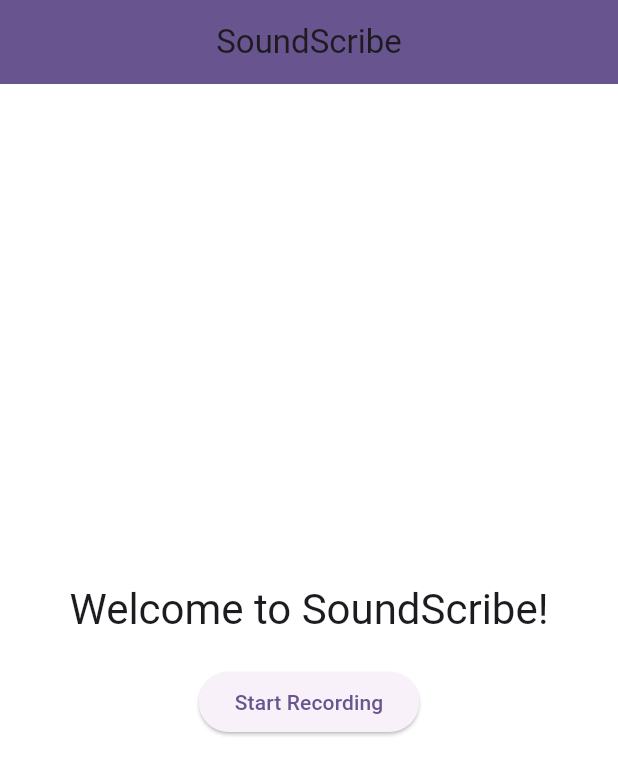
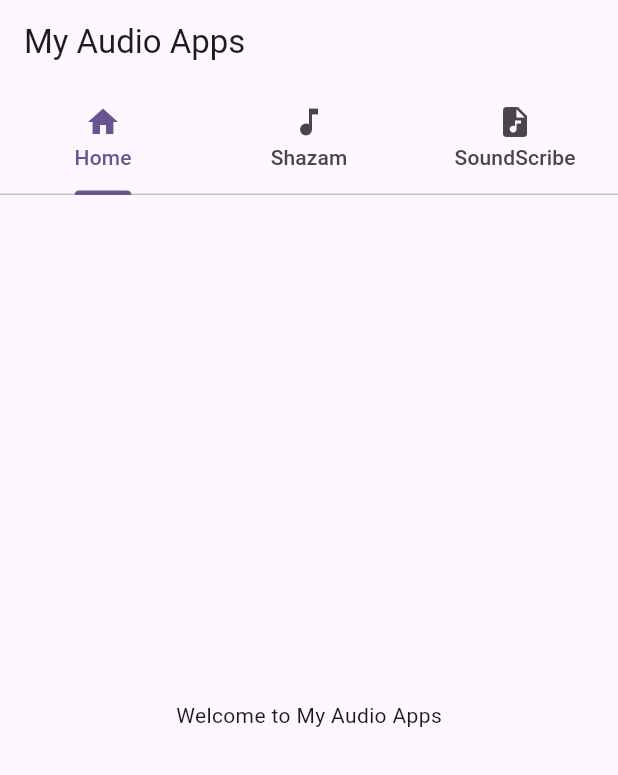
Before and after one commit to AaronPeterOcen/soundscribe_fl, a Flutter app: the screen it shows after launch, on a phone screen of 412 x 824 dp. Shown: the top 775 px of the screen. Run offline on Flutter 3.47's test engine with Material 3 defaults, Android fonts, the phone set to English and light mode, and no system bars; our stand-ins replace font_awesome_flutter.

Commit message:
updating the app ui

```diff
--- a/lib/main.dart
+++ b/lib/main.dart
@@ -16,9 +16,9 @@
       theme: ThemeData(
         colorScheme: ColorScheme.fromSeed(seedColor: Colors.deepPurple),
         useMaterial3: true,
-        scaffoldBackgroundColor: Colors.white,
+        // scaffoldBackgroundColor: Colors.white,
       ),
-      home: const MyHomePage(title: 'SoundScribe Home Page'),
+      home: HomeScreen(),
     );
   }
 }
--- a/lib/screens/homescreen.dart
+++ b/lib/screens/homescreen.dart
@@ -1,40 +1,47 @@
 import 'package:flutter/material.dart';
+import 'package:soundscribe_fl/screens/shazam_ui.dart';
 
-class MyHomePage extends StatefulWidget {
-  const MyHomePage({super.key, required this.title});
+class HomeScreen extends StatefulWidget {
+  @override
+  _HomeScreenState createState() => _HomeScreenState();
+}
 
-  final String title;
+class _HomeScreenState extends State<HomeScreen>
+    with SingleTickerProviderStateMixin {
+  late TabController _tabController;
 
   @override
-  State<MyHomePage> createState() => _MyHomePageState();
-}
+  void initState() {
+    super.initState();
+    _tabController = TabController(length: 3, vsync: this);
+  }
 
-class _MyHomePageState extends State<MyHomePage> {
   @override
   Widget build(BuildContext context) {
     return Scaffold(
       appBar: AppBar(
-        backgroundColor: Theme.of(context).colorScheme.primary,
-
-        title: Center(child: Text("SoundScribe")),
-      ),
-      body: Center(
-        child: Column(
-          mainAxisAlignment: MainAxisAlignment.center,
-          children: <Widget>[
-            Text(
-              'Welcome to SoundScribe!',
-              style: Theme.of(context).textTheme.headlineMedium,
-            ),
-            const SizedBox(height: 20),
-            ElevatedButton(
-              onPressed: () {
-                // Navigate to the recording screen
-              },
-              child: const Text('Start Recording'),
-            ),
+        title: Text('My Audio Apps'),
+        bottom: TabBar(
+          controller: _tabController,
+          tabs: [
+            Tab(icon: Icon(Icons.home), text: 'Home'),
+            Tab(icon: Icon(Icons.music_note), text: 'Shazam'),
+            Tab(icon: Icon(Icons.audio_file), text: 'SoundScribe'),
           ],
         ),
+      ),
+      body: TabBarView(
+        controller: _tabController,
+        children: [
+          // Home Tab
+          Center(child: Text('Welcome to My Audio Apps')),
+
+          // Shazam Tab - Your clone directly embedded
+          ShazamUi(),
+
+          // SoundScribe Tab
+          Center(child: Text('SoundScribe App')),
+        ],
       ),
     );
   }
```
Also changed, not shown: lib/screens/shazam_ui.dart (added, +183 -0 lines), pubspec.yaml (+11 -16 lines), pubspec.lock.
